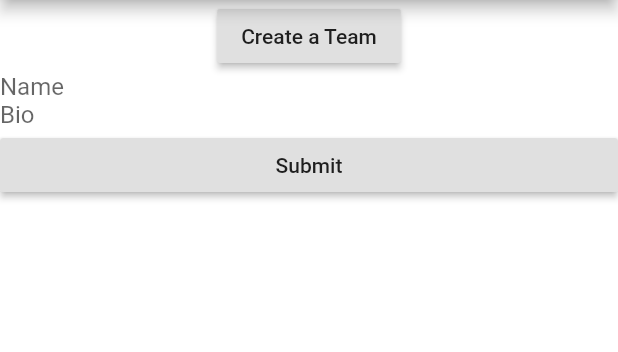
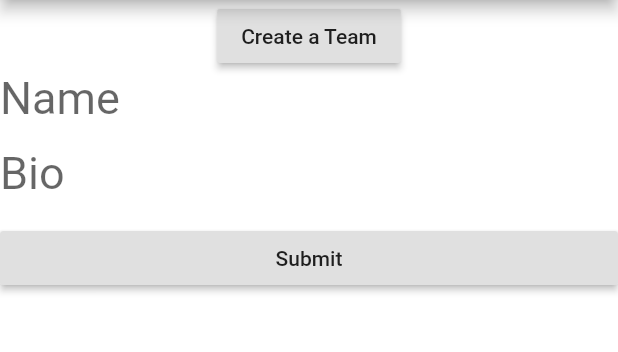
Before and after one commit to mxb9771/team_pickup, a Flutter app: the TeamsPage screen opened directly, after a tap on "Create a Team", on a phone screen of 412 x 824 dp, the part 84-436 px from its top. Run offline on Flutter 3.47's test engine with Material 2 defaults, Android fonts, the phone set to English and light mode, and no system bars.

Commit message:
Updated text fields to be larger

```diff
--- a/lib/teams_page.dart
+++ b/lib/teams_page.dart
@@ -99,10 +99,22 @@ Widget getMain(BuildContext context){
 Widget createTeam(BuildContext context, Database database){
     return Column(
           children: <Widget>[
-            TextFormField(decoration: new InputDecoration.collapsed(hintText: "Name"),
+            Container(
+            height: 50,
+            child: TextFormField(
+              style: new TextStyle(
+                fontSize: 30
+              ),
+              decoration: new InputDecoration.collapsed(hintText: "Name"),
             controller: nameController,),
-            TextFormField(decoration: new InputDecoration.collapsed(hintText: "Bio"),
+            ),
+            Container(
+            height: 50,
+            child: TextFormField(
+              style: new TextStyle(fontSize: 30),
+              decoration: new InputDecoration.collapsed(hintText: "Bio"),
             controller: bioController,),
+            ),
             SizedBox(
             width: double.infinity,
             child: RaisedButton(
```
Also changed, not shown: lib/league_page.dart (+6 -2 lines).
